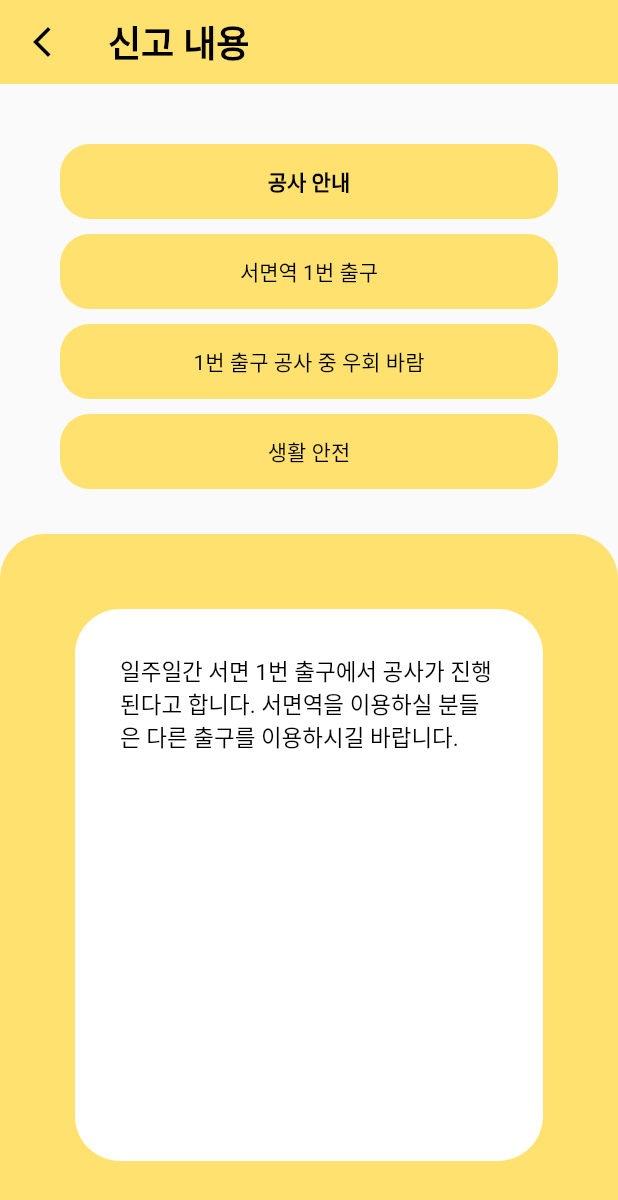
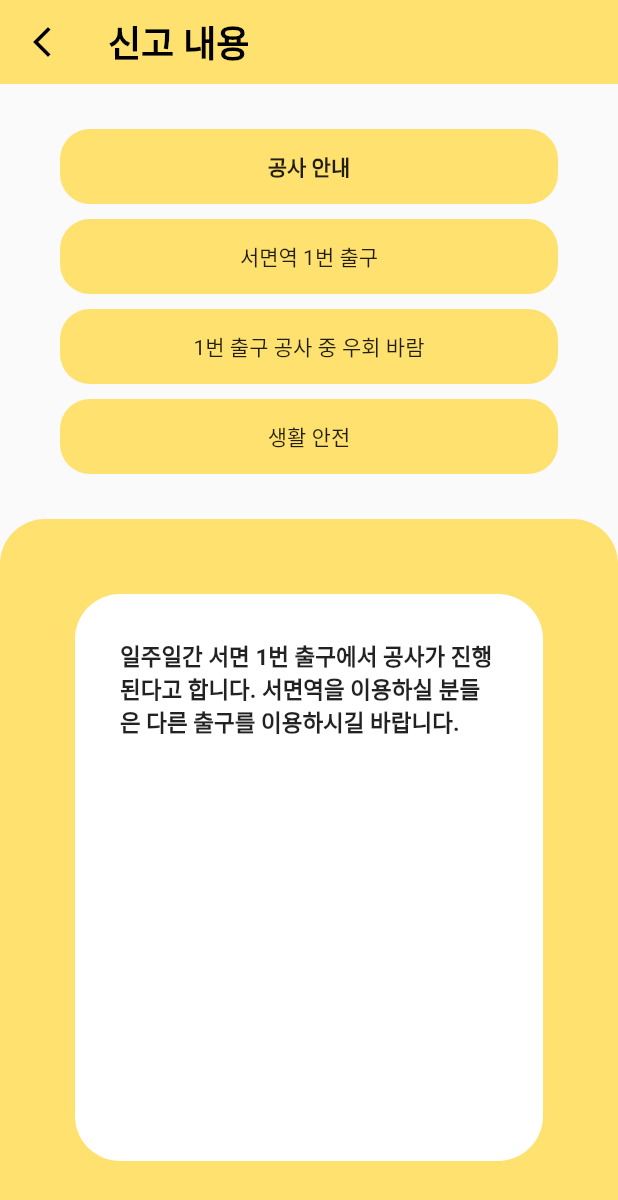
Before and after one commit to Ohh-Really/RingDingDong_front, a Flutter app: the ReportPage screen opened directly, after a tap on "신고하기", after a tap on "공사 안내", on a phone screen of 412 x 824 dp. Shown: the top 1200 px of the screen. Run offline on Flutter 3.47's test engine with Material 2 defaults, Android fonts, the phone set to English and light mode, and no system bars; our stand-ins replace flutter_secure_storage, font_awesome_flutter, freezed_annotation, get; accounts and stored records are empty; network calls fail.

Commit message:
refactor: refactor post, report page
Signed-off-by: HeeRyun, Jin(qwertycvb) <jins4218@gmail.com>

```diff
--- a/lib/presentation/app.dart
+++ b/lib/presentation/app.dart
@@ -35,7 +35,13 @@ class App extends StatelessWidget {
               foregroundColor: Colors.black,
               elevation: 0.0,
               shape: RoundedRectangleBorder(borderRadius: BorderRadius.circular(20.0))),
-          )),
+        ),
+        inputDecorationTheme: const InputDecorationTheme(
+          border: InputBorder.none,
+          hintStyle: TextStyle(color: Colors.black),
+        ),
+        textSelectionTheme: const TextSelectionThemeData(cursorColor: Colors.black),
+      ),
       routes: {
         '/login': (context) => const LoginPage(),
         '/my_page': (context) => const MyPage(),
--- /dev/null
+++ b/lib/presentation/pages/detail/post_page.dart
@@ -0,0 +1,81 @@
+import 'package:flutter/material.dart';
+import 'package:get/get.dart';
+import 'package:ringdingdong/app/config/app_colors.dart';
+import 'package:ringdingdong/app/config/app_text_styles.dart';
+import 'package:ringdingdong/presentation/controllers/auth/auth_controller.dart';
+import 'package:ringdingdong/presentation/pages/detail/views/detail_widgets.dart';
+import 'package:ringdingdong/presentation/pages/main/home_page.dart';
+
+class PostPage extends GetView<AuthController> {
+  const PostPage({super.key});
+
+  @override
+  Widget build(BuildContext context) {
+    return Scaffold(
+        appBar: AppBar(
+          backgroundColor: AppColors.primary,
+          leading: IconButton(
+            icon: const Icon(Icons.arrow_back_ios_new),
+            onPressed: () {
+              Get.off(() => const HomePage());
+            },
+          ),
+          title: const Text('신고 내용'),
+        ),
+        body: Center(
+          child: GetX(
+              init: controller,
+              builder: (_) {
+                if (controller.hasUserData.value) {
+                  return const Center(child: CircularProgressIndicator());
+                } else {
+                  return Column(
+                    children: [
+                      buildPostHeader(context),
+                      Expanded(child: buildPostDetail(context)),
+                    ],
+                  );
+                }
+              }),
+        ));
+  }
+
+  Widget buildPostHeader(BuildContext context) {
+    return Padding(
+      padding: const EdgeInsets.only(left: 30, right: 30, top: 30, bottom: 20),
+      child: Column(
+        children: [
+          DetailHeaderContainer(child: const Text("공사 안내", style: TextStyle(fontWeight: FontWeight.bold))),
+          DetailHeaderContainer(child: const Text("서면역 1번 출구")),
+          DetailHeaderContainer(child: const Text("1번 출구 공사 중 우회 바람")),
+          DetailHeaderContainer(child: const Text("생활 안전")),
+        ],
+      ),
+    );
+  }
+
+  Widget buildPostDetail(BuildContext context) {
+    return Container(
+        decoration: BoxDecoration(
+          color: AppColors.primary,
+          borderRadius: const BorderRadius.only(topRight: Radius.circular(30), topLeft: Radius.circular(30)),
+        ),
+        padding: const EdgeInsets.all(30),
+        child: Column(
+          children: [
+            Expanded(
+                flex: 3,
+                child: Container(
+                  alignment: Alignment.topCenter,
+                  padding: const EdgeInsets.fromLTRB(30, 30, 30, 0),
+                  margin: const EdgeInsets.all(20),
+                  decoration: BoxDecoration(color: Colors.white, borderRadius: BorderRadius.circular(30)),
+                  child: Text(
+                    '일주일간 서면 1번 출구에서 공사가 진행된다고 합니다. 서면역을 이용하실 분들은 다른 출구를 이용하시길 바랍니다.',
+                    style: AppTextStyles.text,
+                  ),
+                )),
+          ],
+        ));
+  }
+}
--- /dev/null
+++ b/lib/presentation/pages/detail/report_page.dart
@@ -0,0 +1,117 @@
+import 'package:flutter/material.dart';
+import 'package:get/get.dart';
+import 'package:ringdingdong/app/config/app_colors.dart';
+import 'package:ringdingdong/app/config/app_text_styles.dart';
+import 'package:ringdingdong/presentation/controllers/auth/auth_controller.dart';
+import 'package:ringdingdong/presentation/pages/detail/views/detail_widgets.dart';
+import 'package:ringdingdong/presentation/pages/main/home_page.dart';
+
+class ReportPage extends GetView<AuthController> {
+  const ReportPage({super.key});
+
+  @override
+  Widget build(BuildContext context) {
+    return Scaffold(
+        appBar: AppBar(
+          backgroundColor: const Color(0xffFFE16F),
+          leading: IconButton(
+            icon: const Icon(Icons.arrow_back_ios_new),
+            onPressed: () {
+              Get.off(() => const HomePage());
+            },
+          ),
+          title: const Text('신고하기'),
+        ),
+        body: Center(
+          child: GetX(
+              init: controller,
+              builder: (_) {
+                if (controller.hasUserData.value) {
+                  return const Center(child: CircularProgressIndicator());
+                } else {
+                  return Column(
+                    children: [
+                      buildPostHeader(context),
+                      Expanded(child: buildPostDetail(context)),
+                    ],
+                  );
+                }
+              }),
+        ));
+  }
+
+  Widget buildPostHeader(BuildContext context) {
+    return Container(
+        decoration: const BoxDecoration(
+          borderRadius: BorderRadius.only(topRight: Radius.circular(30), topLeft: Radius.circular(30)),
+        ),
+        child: Padding(
+          padding: const EdgeInsets.only(left: 30, right: 30, top: 30, bottom: 20),
+          child: Column(
+            children: [
+              DetailHeaderContainer(
+                  padding: const EdgeInsets.only(left: 30),
+                  margin: const EdgeInsets.only(left: 10, right: 10, top: 10, bottom: 10),
+                  child: const TextField(
+                    decoration: InputDecoration(hintText: '제목을 작성해주세요.'),
+                  )),
+              DetailHeaderContainer(
+                  padding: const EdgeInsets.only(left: 30),
+                  child: const TextField(
+                    decoration: InputDecoration(hintText: '어디서 일어난 일인가요?'),
+                  )),
+              DetailHeaderContainer(
+                  padding: const EdgeInsets.only(left: 30),
+                  child: const TextField(
+                    decoration: InputDecoration(hintText: '한 줄로 요약해주세요.'),
+                  )),
+              DropdownButton(
+                hint: const Text("카테고리를 선택해주세요. "),
+                items: [],
+                onChanged: (newValue) {},
+              ),
+            ],
+          ),
+        ));
+  }
+
+  Widget buildPostDetail(BuildContext context) {
+    return Container(
+        decoration: BoxDecoration(
+          color: AppColors.primary,
+          borderRadius: const BorderRadius.only(topRight: Radius.circular(30), topLeft: Radius.circular(30)),
+        ),
+        padding: const EdgeInsets.all(30),
+        child: Column(
+          crossAxisAlignment: CrossAxisAlignment.stretch,
+          children: [
+            Expanded(
+                flex: 3,
+                child: Container(
+                  alignment: Alignment.center,
+                  padding: const EdgeInsets.fromLTRB(30, 10, 0, 0),
+                  margin: const EdgeInsets.all(20),
+                  decoration: BoxDecoration(color: Colors.white, borderRadius: BorderRadius.circular(30)),
+                  child: TextFormField(
+                    decoration: const InputDecoration(
+                      hintText: '신고 내용을 작성해주세요.',
+                    ),
+                    maxLines: 20,
+                  ),
+                )),
+            Expanded(
+                flex: 1,
+                child: Container(
+                  padding: const EdgeInsets.all(20),
+                  child: ElevatedButton(
+                    onPressed: () {
+                      Get.off(() => const HomePage());
+                    },
+                    style: ElevatedButton.styleFrom(backgroundColor: Colors.white),
+                    child: Text('신고하기', style: AppTextStyles.button),
+                  ),
+                )),
+          ],
+        ));
+  }
+}
--- /dev/null
+++ b/lib/presentation/pages/detail/views/detail_widgets.dart
@@ -0,0 +1,22 @@
+import 'package:flutter/material.dart';
+import 'package:ringdingdong/app/config/app_colors.dart';
+
+class DetailHeaderContainer extends StatelessWidget {
+  DetailHeaderContainer({super.key, required this.child, this.margin, this.padding});
+
+  Widget child;
+  EdgeInsets? margin;
+  EdgeInsets? padding;
+
+  @override
+  Widget build(BuildContext context) {
+    return Container(
+      alignment: Alignment.center,
+      padding: padding ?? const EdgeInsets.all(0),
+      margin: margin ?? const EdgeInsets.only(left: 10, right: 10, top: 0, bottom: 10),
+      height: 50,
+      decoration: BoxDecoration(color: AppColors.primary, borderRadius: BorderRadius.circular(20)),
+      child: child,
+    );
+  }
+}
--- a/lib/presentation/pages/main/home_page.dart
+++ b/lib/presentation/pages/main/home_page.dart
@@ -2,8 +2,8 @@ import 'package:flutter/material.dart';
 import 'package:get/get.dart';
 import 'package:ringdingdong/app/config/app_colors.dart';
 import 'package:ringdingdong/presentation/controllers/home_controller.dart';
-import 'package:ringdingdong/presentation/pages/report_page.dart';
-import 'package:ringdingdong/presentation/pages/post_page.dart';
+import 'package:ringdingdong/presentation/pages/detail/post_page.dart';
+import 'package:ringdingdong/presentation/pages/detail/report_page.dart';
 
 class HomePage extends GetView<HomeController> {
   const HomePage({super.key});
--- a/lib/presentation/pages/post_page.dart
+++ /dev/null
@@ -1,139 +0,0 @@
-import 'package:flutter/material.dart';
-import 'package:get/get.dart';
-import 'package:ringdingdong/presentation/controllers/auth/auth_controller.dart';
-import 'package:ringdingdong/presentation/pages/main/home_page.dart';
-
-class PostPage extends GetView<AuthController> {
-  const PostPage({super.key});
-
-  @override
-  Widget build(BuildContext context) {
-    return Scaffold(
-        appBar: AppBar(
-          backgroundColor: Color(0xffFFE16F),
-          leading: IconButton(
-            icon: Icon(Icons.arrow_back_ios_new),
-            onPressed: () {
-              Get.off(() => HomePage());
-            },
-          ),
-          title: Text('신고 내용'),
-        ),
-        body: Center(
-          child: GetX(
-              init: controller,
-              builder: (_) {
-                if (controller.hasUserData.value) {
-                  return const Center(child: CircularProgressIndicator());
-                } else {
-                  return Column(
-                    children: [
-                      PostHeader(context),
-                      Expanded(child: PostDetail(context)),
-                    ],
-                  );
-                }
-              }),
-        ));
-  }
-
-  Widget PostHeader(BuildContext context) {
-    List<String> categoryList = ['카테고리1', '카테고리2', '카테고리3', '카테고리4'];
-
-    return Container(
-        decoration: BoxDecoration(
-          borderRadius: BorderRadius.only(
-              topRight: Radius.circular(30), topLeft: Radius.circular(30)),
-        ),
-        child: Padding(
-          padding: EdgeInsets.only(left: 30, right: 30, top: 30, bottom: 20),
-          child: Column(
-            children: [
-              Container(
-                alignment: Alignment.center,
-                margin:
-                    EdgeInsets.only(left: 10, right: 10, top: 10, bottom: 10),
-                height: 50,
-                decoration: BoxDecoration(
-                    color: Color(0xffFFE16F),
-                    borderRadius: BorderRadius.circular(20)),
-                child: Text(
-                  '공사 안내',
-                  style: TextStyle(color: Colors.black,
-                  fontWeight: FontWeight.bold),
-                ),
-              ),
-              Container(
-                alignment: Alignment.center,
-                margin:
-                    EdgeInsets.only(left: 10, right: 10, top: 0, bottom: 10),
-                height: 50,
-                decoration: BoxDecoration(
-                    color: Color(0xffFFE16F),
-                    borderRadius: BorderRadius.circular(20)),
-                child: Text(
-                  '서면역 1번 출구',
-                  style: TextStyle(color: Colors.black),
-                ),
-              ),
-              Container(
-                alignment: Alignment.center,
-                margin:
-                    EdgeInsets.only(left: 10, right: 10, top: 0, bottom: 10),
-                height: 50,
-                decoration: BoxDecoration(
-                    color: Color(0xffFFE16F),
-                    borderRadius: BorderRadius.circular(20)),
-                child:  Text(
-                  '1번 출구 공사 중 우회 바람',
-                  style: TextStyle(color: Colors.black),
-                ),
-              ),
-              Container(
-                alignment: Alignment.center,
-                margin:
-                EdgeInsets.only(left: 10, right: 10, top: 0, bottom: 10),
-                height: 50,
-                decoration: BoxDecoration(
-                    color: Color(0xffFFE16F),
-                    borderRadius: BorderRadius.circular(20)),
-                child: Text(
-                  '생활 안전',
-                  style: TextStyle(color: Colors.black),
-                ),
-              ),
-            ],
-          ),
-        ));
-  }
-
-  Widget PostDetail(BuildContext context) {
-    return Container(
-        decoration: BoxDecoration(
-          color: Color(0xffFFE16F),
-          borderRadius: BorderRadius.only(
-              topRight: Radius.circular(30), topLeft: Radius.circular(30)),
-        ),
-        padding: EdgeInsets.all(30),
-        child: Column(
-          children: [
-            Expanded(
-                flex: 3,
-                child: Container(
-                  alignment: Alignment.topCenter,
-                  padding: EdgeInsets.fromLTRB(30, 30, 30, 0),
-                  margin: EdgeInsets.all(20),
-                  decoration: BoxDecoration(
-                      color: Colors.white,
-                      borderRadius: BorderRadius.circular(30)),
-                  child: Text(
-                    '일주일간 서면 1번 출구에서 공사가 진행된다고 합니다. 서면역을 이용하실 분들은 다른 출구를 이용하시길 바랍니다.',
-                    style: TextStyle(color: Colors.black,
-                    fontSize: 15),
-                  ),
-                )),
-
-          ],
-        ));
-  }
-}
--- a/lib/presentation/pages/report_page.dart
+++ /dev/null
@@ -1,183 +0,0 @@
-import 'package:flutter/material.dart';
-import 'package:get/get.dart';
-import 'package:ringdingdong/presentation/controllers/auth/auth_controller.dart';
-import 'package:ringdingdong/presentation/pages/main/home_page.dart';
-
-class ReportPage extends GetView<AuthController> {
-  const ReportPage({super.key});
-
-  @override
-  Widget build(BuildContext context) {
-    return Scaffold(
-        appBar: AppBar(
-          backgroundColor: Color(0xffFFE16F),
-          leading: IconButton(
-            icon: Icon(Icons.arrow_back_ios_new),
-            onPressed: () {
-              Get.off(() => HomePage());
-            },
-          ),
-          title: Text('신고하기'),
-        ),
-        body: Center(
-          child: GetX(
-              init: controller,
-              builder: (_) {
-                if (controller.hasUserData.value) {
-                  return const Center(child: CircularProgressIndicator());
-                } else {
-                  return Column(
-                    children: [
-                      PostHeader(context),
-                      Expanded(child: PostDetail(context)),
-                    ],
-                  );
-                }
-              }),
-        ));
-  }
-
-  Widget PostHeader(BuildContext context) {
-    List<String> categoryList = ['카테고리1', '카테고리2', '카테고리3', '카테고리4'];
-
-    return Container(
-        decoration: BoxDecoration(
-          borderRadius: BorderRadius.only(
-              topRight: Radius.circular(30), topLeft: Radius.circular(30)),
-        ),
-        child: Padding(
-          padding: EdgeInsets.only(left: 30, right: 30, top: 30, bottom: 20),
-          child: Column(
-            children: [
-              Container(
-                alignment: Alignment.center,
-                padding: EdgeInsets.fromLTRB(30, 0, 0, 0),
-                margin:
-                EdgeInsets.only(left: 10, right: 10, top: 10, bottom: 10),
-                height: 50,
-                decoration: BoxDecoration(
-                    color: Color(0xffFFE16F),
-                    borderRadius: BorderRadius.circular(20)),
-                child: TextField(
-                  cursorColor: Colors.black,
-                  decoration: InputDecoration(
-                    border: InputBorder.none,
-                    hintText: '제목을 작성해주세요.',
-                    hintStyle: TextStyle(color: Colors.black),
-                  ),
-                  style: TextStyle(color: Colors.black),
-                ),
-              ),
-              Container(
-                alignment: Alignment.center,
-                padding: EdgeInsets.fromLTRB(30, 0, 0, 0),
-                margin:
-                EdgeInsets.only(left: 10, right: 10, top: 0, bottom: 10),
-                height: 50,
-                decoration: BoxDecoration(
-                    color: Color(0xffFFE16F),
-                    borderRadius: BorderRadius.circular(20)),
-                child: TextField(
-                  cursorColor: Colors.black,
-                  decoration: InputDecoration(
-                    border: InputBorder.none,
-                    hintText: '어디서 일어난 일인가요?',
-                    hintStyle: TextStyle(color: Colors.black),
-                  ),
-                  style: TextStyle(color: Colors.black),
-                ),
-              ),
-              Container(
-                alignment: Alignment.center,
-                padding: EdgeInsets.fromLTRB(30, 0, 0, 0),
-                margin:
-                EdgeInsets.only(left: 10, right: 10, top: 0, bottom: 10),
-                height: 50,
-                decoration: BoxDecoration(
-                    color: Color(0xffFFE16F),
-                    borderRadius: BorderRadius.circular(20)),
-                child: TextField(
-                  cursorColor: Colors.black,
-                  decoration: InputDecoration(
-                    border: InputBorder.none,
-                    hintText: '한 줄로 요약해주세요.',
-                    hintStyle: TextStyle(color: Colors.black),
-                  ),
-                  style: TextStyle(color: Colors.black),
-                ),
-              ),
-              DropdownButton(
-                hint: Text("카테고리를 선택해주세요. "),
-                items: [],
-                onChanged: (newValue) {},
-              ),
-            ],
-          ),
-        ));
-  }
-
-  Widget PostDetail(BuildContext context) {
-    return Container(
-        decoration: BoxDecoration(
-          color: Color(0xffFFE16F),
-          borderRadius: BorderRadius.only(
-              topRight: Radius.circular(30), topLeft: Radius.circular(30)),
-        ),
-        padding: EdgeInsets.all(30),
-        child: Column(
-          children: [
-            Expanded(
-                flex: 3,
-                child: Container(
-                  alignment: Alignment.center,
-                  padding: EdgeInsets.fromLTRB(30, 10, 0, 0),
-                  margin: EdgeInsets.all(20),
-                  decoration: BoxDecoration(
-                      color: Colors.white,
-                      borderRadius: BorderRadius.circular(30)),
-                  child: TextFormField(
-                    decoration: InputDecoration(
-                      border: InputBorder.none,
-                      hintText: '신고 내용을 작성해주세요.',
-                      hintStyle: TextStyle(color: Colors.black),
-                    ),
-                    maxLines: 20,
-                  ),
-                )),
-            Expanded(
-                flex: 1,
-                child: Container(
-                  padding: EdgeInsets.all(20),
-                  child: ElevatedButton(
-                    onPressed: () {
-                      Get.off(() => HomePage());
-                    },
-                    style: ElevatedButton.styleFrom(
-                      elevation: 0,
-                      shape: RoundedRectangleBorder(
-                          borderRadius: BorderRadius.circular(20)),
-                      primary: Colors.white,
-                      onPrimary: Colors.white,
-                    ),
-                    child: Row(
-                      children: [
-                        Expanded(child: Container()),
-                        Container(
-                          child: Text(
-                            '신고하기',
-                            style: TextStyle(
-                              fontSize: 25,
-                              fontWeight: FontWeight.bold,
-                              color: Colors.black,
-                            ),
-                          ),
-                        ),
-                        Expanded(child: Container()),
-                      ],
-                    ),
-                  ),
-                )),
-          ],
-        ));
-  }
-}
```
Lines whose indentation alone changed are shown as unchanged.
